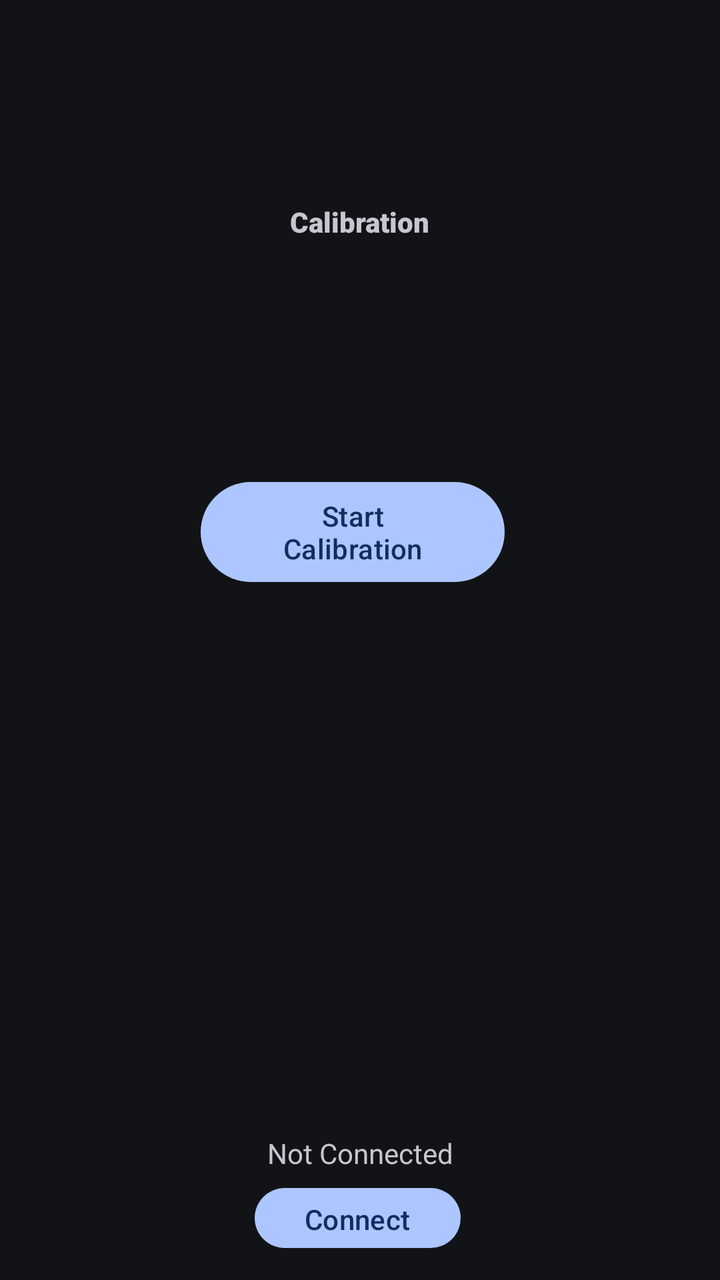
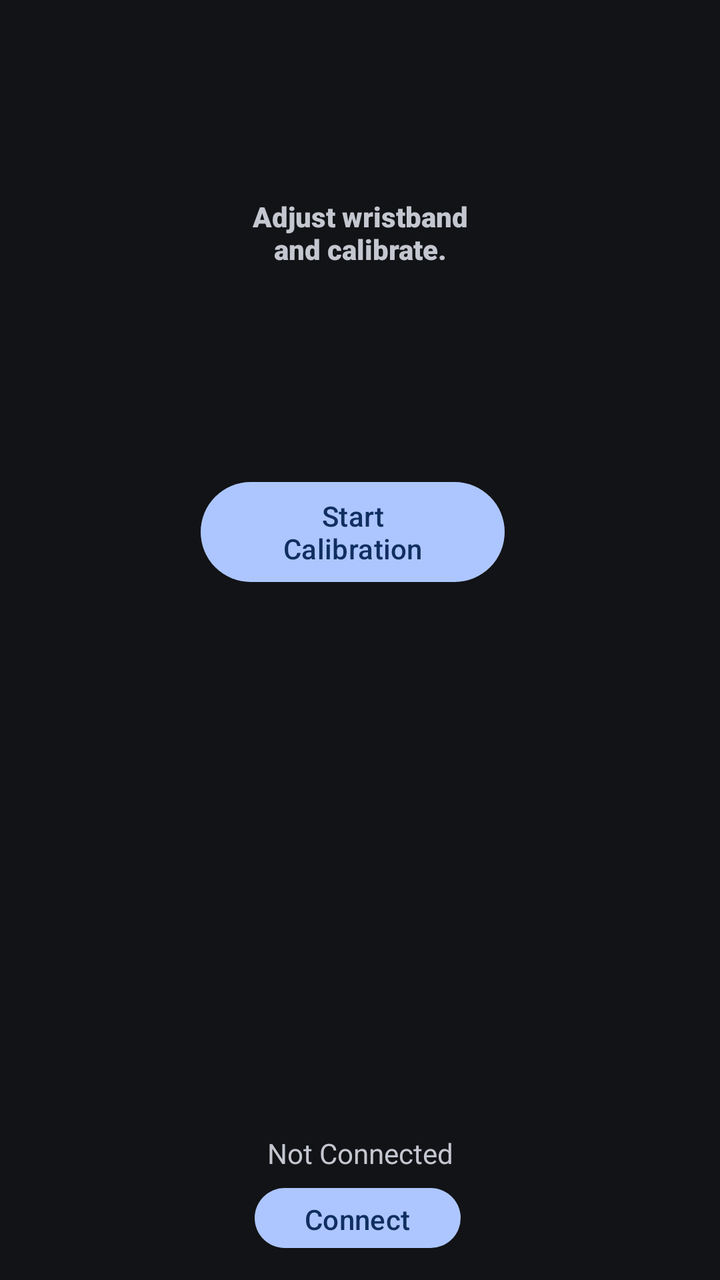

Screens rendered from an Android XML layout before and after an edit, with the pre-edit source and the edit as a unified diff.
<!-- AndroidManifest.xml: activity theme Theme.Material3.DynamicColors.Dark -->
<!-- res/layout/activity_main.xml -->
<?xml version="1.0" encoding="utf-8"?>
<androidx.constraintlayout.widget.ConstraintLayout xmlns:android="http://schemas.android.com/apk/res/android"
    xmlns:app="http://schemas.android.com/apk/res-auto"
    xmlns:tools="http://schemas.android.com/tools"
    android:layout_width="match_parent"
    android:layout_height="match_parent"
    tools:context=".MainActivity">

    <Button
        android:id="@+id/start"
        android:layout_width="152dp"
        android:layout_height="58dp"
        android:text="Start Calibration"
        app:layout_constraintBottom_toBottomOf="parent"
        app:layout_constraintEnd_toEndOf="parent"
        app:layout_constraintHorizontal_bias="0.482"
        app:layout_constraintStart_toStartOf="parent"
        app:layout_constraintTop_toTopOf="parent"
        app:layout_constraintVertical_bias="0.407" />

    <Button
        android:id="@+id/connect"
        android:layout_width="103dp"
        android:layout_height="38dp"
        android:layout_marginBottom="12dp"
        android:text="Connect"
        app:layout_constraintBottom_toBottomOf="parent"
        app:layout_constraintEnd_toEndOf="parent"
        app:layout_constraintHorizontal_bias="0.496"
        app:layout_constraintStart_toStartOf="parent" />

    <TextView
        android:id="@+id/connectText"
        android:layout_width="wrap_content"
        android:layout_height="wrap_content"
        android:layout_marginBottom="4dp"
        android:text="Not Connected"
        app:layout_constraintBottom_toTopOf="@+id/connect"
        app:layout_constraintEnd_toEndOf="parent"
        app:layout_constraintStart_toStartOf="parent" />

    <TextView
        android:id="@+id/title"
        android:layout_width="wrap_content"
        android:layout_height="wrap_content"
        android:fontFamily="sans-serif-black"
        android:text="Calibration"
        app:layout_constraintBottom_toBottomOf="parent"
        app:layout_constraintEnd_toEndOf="parent"
        app:layout_constraintStart_toStartOf="parent"
        app:layout_constraintTop_toTopOf="parent"
        app:layout_constraintVertical_bias="0.163" />

</androidx.constraintlayout.widget.ConstraintLayout>
<!-- resources referenced by this layout -->
<resources>

</resources>

<!-- the commit's change to res/layout/activity_main.xml (unified diff, before → after) -->
@@ -41,10 +41,11 @@
 
     <TextView
         android:id="@+id/title"
-        android:layout_width="wrap_content"
-        android:layout_height="wrap_content"
+        android:layout_width="115dp"
+        android:layout_height="34dp"
         android:fontFamily="sans-serif-black"
-        android:text="Calibration"
+        android:text="Adjust wristband and calibrate."
+        android:textAlignment="center"
         app:layout_constraintBottom_toBottomOf="parent"
         app:layout_constraintEnd_toEndOf="parent"
         app:layout_constraintStart_toStartOf="parent"
